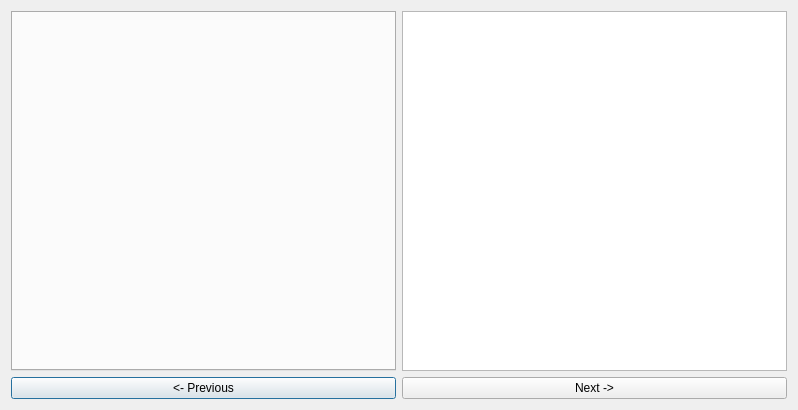
First picture: the form in ModelWizard/wizarddialog.ui, repository ArashMassoudieh/OpenHydroQual, before the edit.
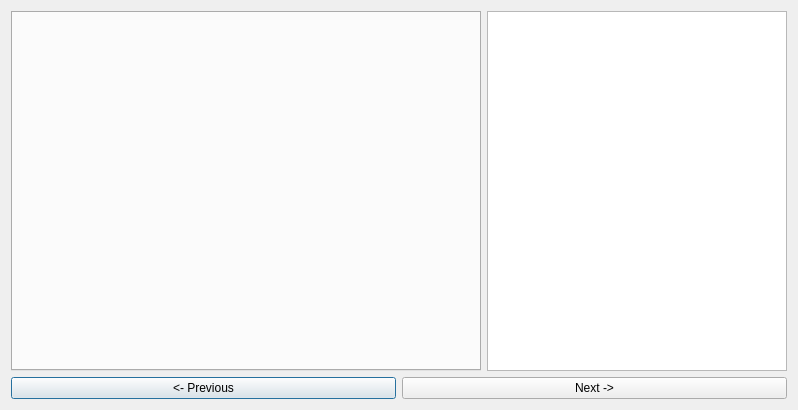
Second picture: the form after the edit.

What changed in the file:
```diff
--- a/ModelWizard/wizarddialog.ui
+++ b/ModelWizard/wizarddialog.ui
@@ -15,12 +15,19 @@
   </property>
   <layout class="QVBoxLayout" name="verticalLayout">
    <item>
-    <layout class="QHBoxLayout" name="horizontalLayout_2">
+    <layout class="QHBoxLayout" name="horizontalLayout_2" stretch="3,1">
      <item>
       <widget class="QTabWidget" name="tabWidget"/>
      </item>
      <item>
-      <widget class="QGraphicsView" name="graphicsView"/>
+      <widget class="QGraphicsView" name="graphicsView">
+       <property name="minimumSize">
+        <size>
+         <width>300</width>
+         <height>0</height>
+        </size>
+       </property>
+      </widget>
      </item>
     </layout>
    </item>
```
